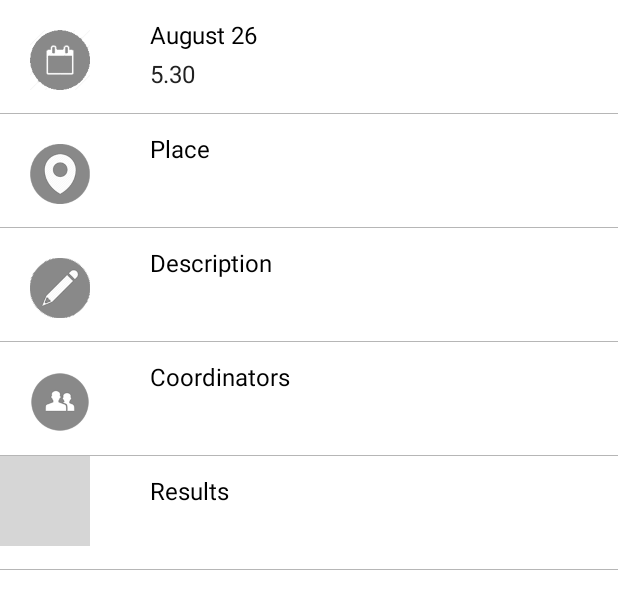
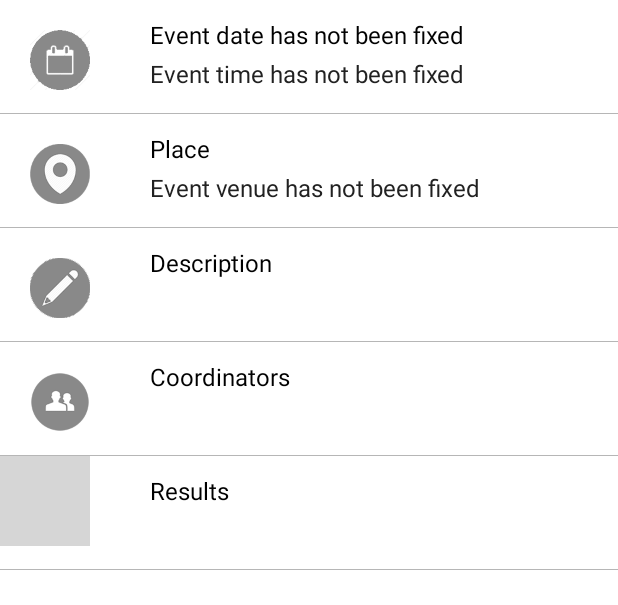
Before and after one commit to The-WebOps-Club/instieventsapp, an Android app: the EventsDetailsActivity screen opened directly, with no data from a screen before it, on a phone screen of 412 x 824 dp, the part 84-689 px from its top. Run offline under Robolectric (Android 15) with nearby library versions, the phone set to English and light mode, and no system bars; 12 statements that could not run were skipped; grey boxes are pictures that could not be loaded.

Commit message:
"has not been fixed" message added

```diff
--- a/app/src/main/java/org/saarang/instieventsapp/Activities/EventsDetailsActivity.java
+++ b/app/src/main/java/org/saarang/instieventsapp/Activities/EventsDetailsActivity.java
@@ -1,9 +1,7 @@
 package org.saarang.instieventsapp.Activities;
 
-import android.content.ActivityNotFoundException;
 import android.content.Context;
 import android.content.Intent;
-import android.net.Uri;
 import android.os.Bundle;
 import android.support.v4.content.ContextCompat;
 import android.support.v7.app.ActionBar;
@@ -16,7 +14,6 @@ import android.view.View;
 import android.widget.ImageView;
 import android.widget.LinearLayout;
 import android.widget.TextView;
-import android.widget.Toast;
 
 import com.google.android.gms.analytics.HitBuilders;
 import com.google.android.gms.analytics.Tracker;
@@ -92,10 +89,24 @@ public class EventsDetailsActivity extends AppCompatActivity {
         Log.d(LOG_TAG, event.getName() + " :: " + event.getTime() + " :: " + event.getVenue() + " :: " + event.getDescription());
 
        // tvDate2.setText(event.getName());
-        tvTime.setText(TimeHelper.getTime(event.getTime()));
-        tvPlace.setText(event.getVenue());
+        if(event.getTime()==null){
+            tvTime.setText("Event time has not been fixed");
+            tvDate.setText("Event date has not been fixed");
+        }
+        else{
+            tvTime.setText(TimeHelper.getTime(event.getTime()));
+            tvDate.setText(TimeHelper.getDate(event.getTime()));
+        }
+
+        if(event.getVenue()==null){
+            tvPlace.setText("Event venue has not been fixed");
+        }
+        else{
+            tvPlace.setText(event.getVenue());
+        }
+
         tvDescription.setText(event.getDescription());
-        tvDate.setText(TimeHelper.getDate(event.getTime()));
+
         //TODO tvConvener.setText(event.something);
 
         Toolbar tool = (Toolbar) findViewById(R.id.toolbarEventDetails);
--- a/app/src/main/java/org/saarang/instieventsapp/Adapters/EventsAdapter.java
+++ b/app/src/main/java/org/saarang/instieventsapp/Adapters/EventsAdapter.java
@@ -64,8 +64,8 @@ public class EventsAdapter extends RecyclerView.Adapter<EventsAdapter.ViewHolder
 
         holder.tvHeading.setText(mItems.get(position).getName());
         holder.tvDate.setText(th.getDate(mItems.get(position).getTime()) == "" ? "Event date has not been fixed" : th.getDate(mItems.get(position).getTime()));
-        holder.tvTime.setText(th.getTime(mItems.get(position).getTime()) == "" ? "Event time has not been decided" : th.getTime(mItems.get(position).getTime()));
-        holder.tvLocation.setText(mItems.get(position).getVenue() == null ? "Event venue has not been announced" : mItems.get(position).getVenue());
+        holder.tvTime.setText(th.getTime(mItems.get(position).getTime()) == "" ? "Event time has not been fixed" : th.getTime(mItems.get(position).getTime()));
+        holder.tvLocation.setText(mItems.get(position).getVenue() == null ? "Event venue has not been fixed" : mItems.get(position).getVenue());
         holder.tvDescription.setText(mItems.get(position).getDescription());
         holder.tvClub.setText(mItems.get(position).eventContext());
 
```
